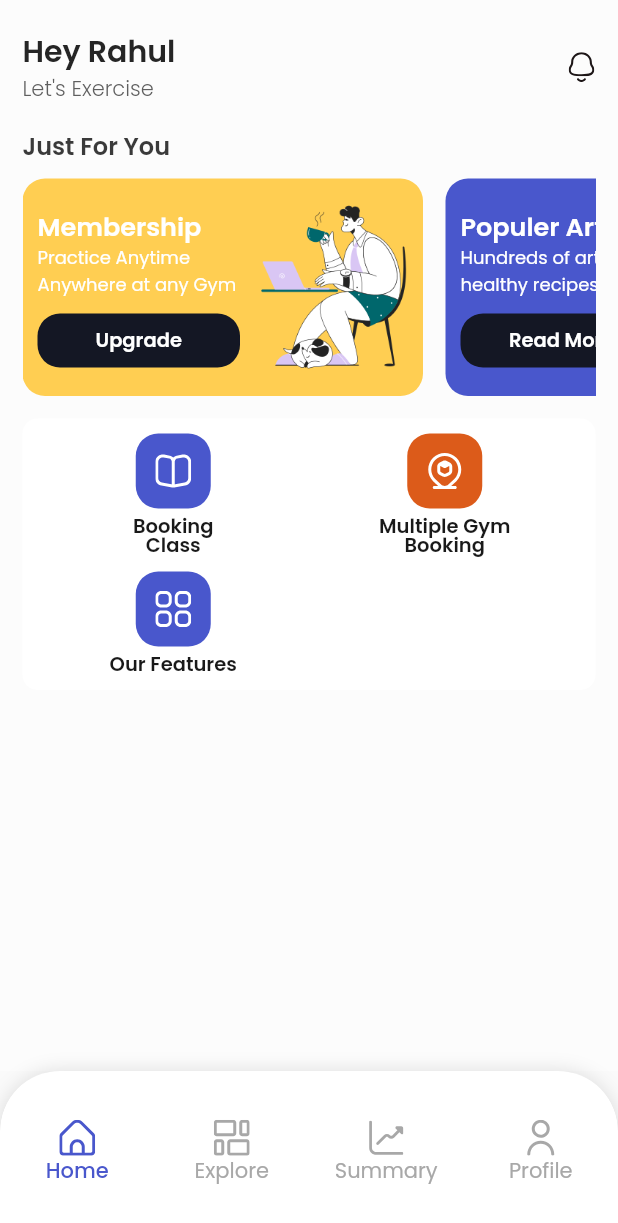
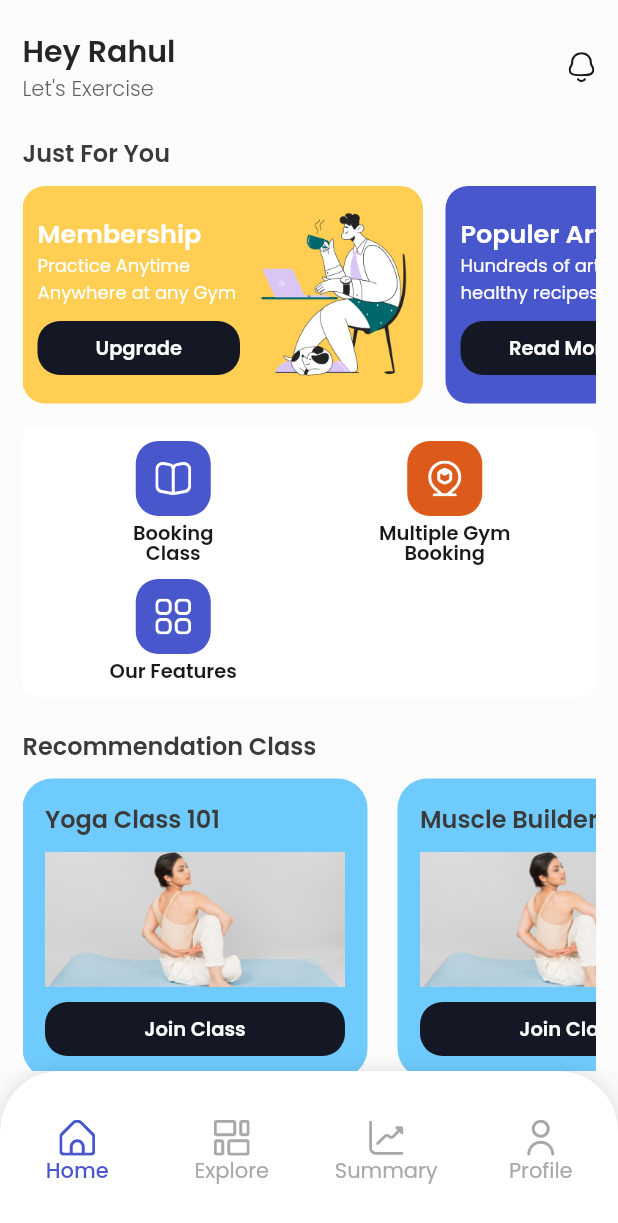
Before and after one commit to Capstone-Project-Kelompok-6/Flutter, a Flutter app: the screen it shows after launch, on a phone screen of 412 x 824 dp. Shown: the top 1223 px of the screen. Run offline on Flutter 3.47's test engine with Material 2 defaults, Android fonts, the phone set to English and light mode, and no system bars; our stand-ins replace flutter_svg, google_fonts.

Commit message:
Add recommendClassCard at home page

```diff
--- a/flutter_capstone_6/lib/screen/home_screen.dart
+++ b/flutter_capstone_6/lib/screen/home_screen.dart
@@ -32,6 +32,7 @@ class _HomeScreenState extends State<HomeScreen> {
             crossAxisAlignment: CrossAxisAlignment.start,
             children: [
               // Just For You Section
+              const SizedBox(height: 5),
               const Text(
                 'Just For You',
                 style: TextStyle(
@@ -54,7 +55,7 @@ class _HomeScreenState extends State<HomeScreen> {
                 ),
               ),
 
-              // Our Features Button
+              // Our Features Button Section
               Container(
                 margin: const EdgeInsets.symmetric(vertical: 15),
                 padding: const EdgeInsets.all(10),
@@ -84,6 +85,25 @@ class _HomeScreenState extends State<HomeScreen> {
                         featureIconBtn(white, '', 'assets/book.svg'),
                       ],
                     ),
+                  ],
+                ),
+              ),
+
+              // Recommendation Class Section
+              const SizedBox(height: 5),
+              const Text(
+                'Recommendation Class',
+                style: TextStyle(
+                    color: fontGrey, fontSize: 16, fontWeight: FontWeight.w600),
+              ),
+              SingleChildScrollView(
+                scrollDirection: Axis.horizontal,
+                child: Row(
+                  mainAxisAlignment: MainAxisAlignment.spaceEvenly,
+                  children: [
+                    recommendClassCard('Yoga Class 101'),
+                    const SizedBox(width: 20),
+                    recommendClassCard('Muscle Builder 101'),
                   ],
                 ),
               ),
@@ -188,4 +208,56 @@ class _HomeScreenState extends State<HomeScreen> {
       ],
     );
   }
+
+  Widget recommendClassCard(String title) {
+    return Container(
+      margin: const EdgeInsets.only(top: 10),
+      padding: const EdgeInsets.all(15),
+      decoration: const BoxDecoration(
+        color: softBlue,
+        borderRadius: BorderRadius.all(Radius.circular(20)),
+      ),
+      child: Column(
+        crossAxisAlignment: CrossAxisAlignment.start,
+        children: [
+          Text(
+            title,
+            style: const TextStyle(
+                color: fontGrey, fontSize: 16, fontWeight: FontWeight.w600),
+          ),
+          const SizedBox(height: 10),
+          SizedBox(
+            width: 200,
+            height: 90,
+            child: Image.asset(
+              'assets/yoga.jpg',
+              fit: BoxFit.cover,
+            ),
+          ),
+          const SizedBox(height: 10),
+          Container(
+            width: 200,
+            padding: const EdgeInsets.symmetric(horizontal: 15),
+            decoration: const BoxDecoration(
+              borderRadius: BorderRadius.all(Radius.circular(15)),
+              color: btnBlack,
+            ),
+            child: MaterialButton(
+              onPressed: () {},
+              padding: EdgeInsets.zero,
+              materialTapTargetSize: MaterialTapTargetSize.shrinkWrap,
+              child: const Text(
+                'Join Class',
+                style: TextStyle(
+                  color: white,
+                  fontSize: 13,
+                  fontWeight: FontWeight.w600,
+                ),
+              ),
+            ),
+          ),
+        ],
+      ),
+    );
+  }
 }
```
Also changed, not shown: flutter_capstone_6/assets/yoga.jpg (added).
